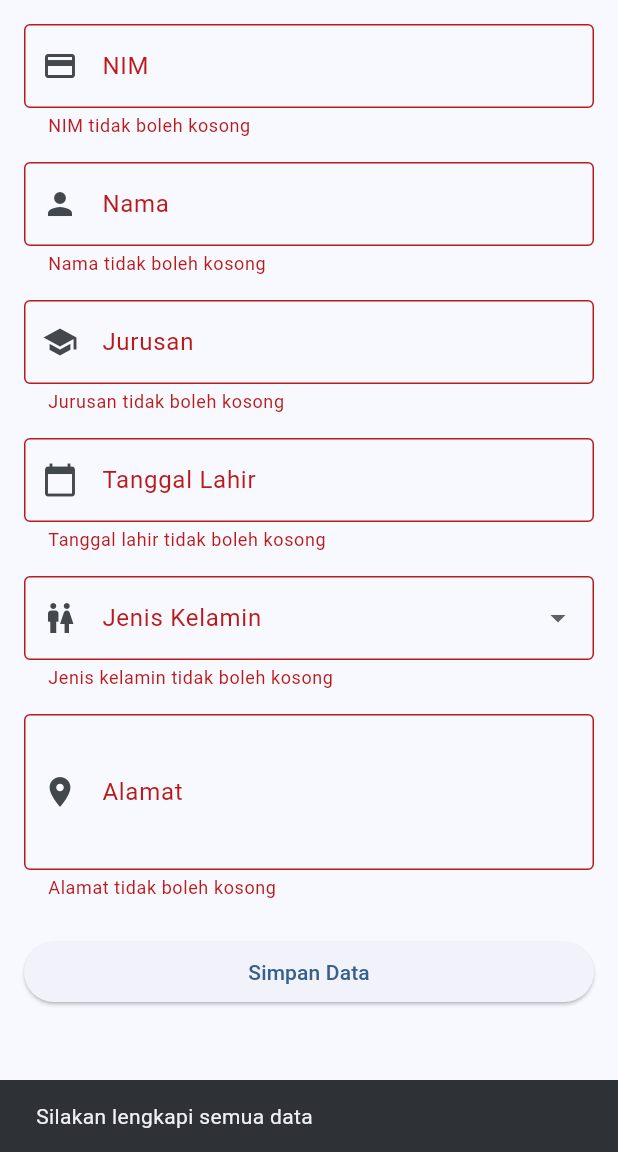
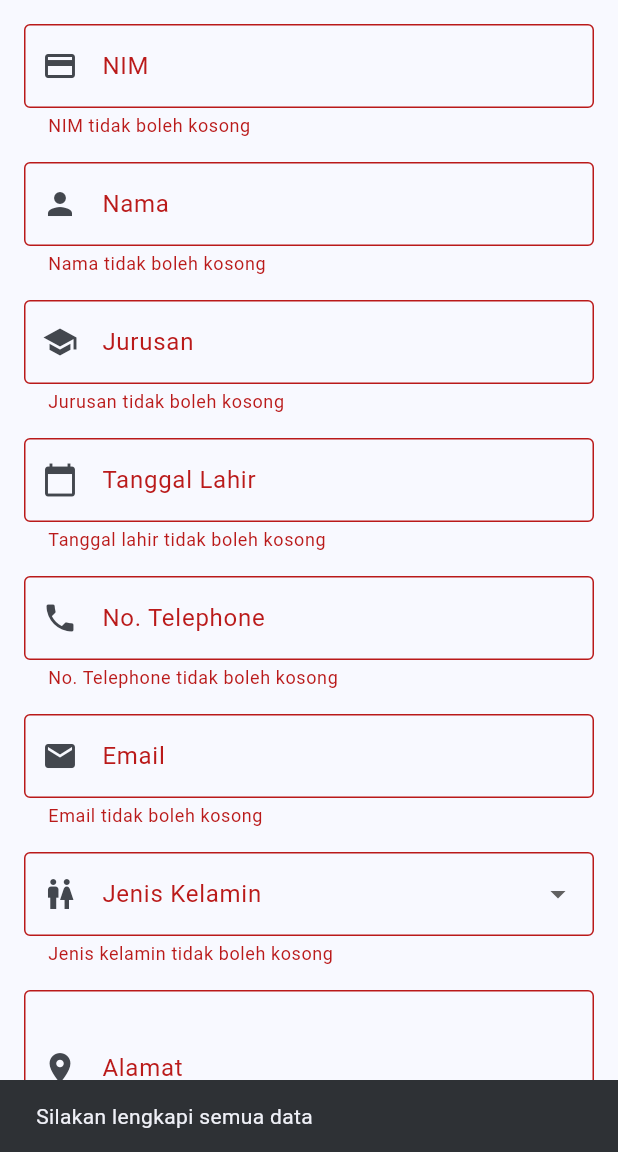
Before and after one commit to panjiarif/mahasiswa_app, a Flutter app: the InputDataPage screen opened directly, after a tap on "Simpan Data", on a phone screen of 412 x 824 dp, the part 84-1236 px from its top. Run offline on Flutter 3.47's test engine with Material 3 defaults, Android fonts, the phone set to English and light mode, and no system bars; our stand-ins replace sqflite; accounts and stored records are empty.

Commit message:
menambahkan data no_tlp dan email

```diff
--- a/lib/models/mahasiswa.dart
+++ b/lib/models/mahasiswa.dart
@@ -4,6 +4,8 @@ class Mahasiswa {
   final String nama;
   final String jurusan;
   final DateTime tanggal_lahir;
+  final String no_telp;
+  final String email;
   final String jenis_kelamin;
   final String alamat;
 
@@ -13,6 +15,8 @@ class Mahasiswa {
     required this.nama,
     required this.jurusan,
     required this.tanggal_lahir,
+    required this.no_telp,
+    required this.email,
     required this.jenis_kelamin,
     required this.alamat,
   });
@@ -25,6 +29,8 @@ class Mahasiswa {
       nama: map['nama'],
       jurusan: map['jurusan'],
       tanggal_lahir: DateTime.parse(map['tanggal_lahir']),
+      no_telp: map['no_telp'],
+      email: map['email'],
       jenis_kelamin: map['jenis_kelamin'],
       alamat: map['alamat'],
     );
@@ -38,6 +44,8 @@ class Mahasiswa {
       'jurusan': jurusan,
       'tanggal_lahir': tanggal_lahir.toIso8601String(),
       'jenis_kelamin': jenis_kelamin,
+      'no_telp': no_telp,
+      'email': email,
       'alamat': alamat,
     };
   }
--- a/lib/pages/detail_data_page.dart
+++ b/lib/pages/detail_data_page.dart
@@ -17,7 +17,8 @@ class DetailPage extends StatelessWidget {
         backgroundColor: Colors.blue,
         foregroundColor: Colors.white,
       ),
-      body: Padding(
+      body: SingleChildScrollView(
+        child: Padding(
           padding: const EdgeInsets.all(16.0),
           child: Column(
             crossAxisAlignment: CrossAxisAlignment.start,
@@ -44,8 +45,11 @@ class DetailPage extends StatelessWidget {
               _buildDetailRow('Tanggal Lahir',
                   DateFormat('dd MMMM yyyy').format(mahasiswa.tanggal_lahir)),
               _buildDetailRow('Jenis Kelamin', mahasiswa.jenis_kelamin),
+              _buildDetailRow('No. Telephone', mahasiswa.no_telp),
+              _buildDetailRow('Email', mahasiswa.email),
               _buildDetailRow('Alamat', mahasiswa.alamat),
             ],
+          ),
         ),
       ),
     );
--- a/lib/pages/input_data_page.dart
+++ b/lib/pages/input_data_page.dart
@@ -16,6 +16,8 @@ class _InputDataPageState extends State<InputDataPage> {
   final TextEditingController _nimController = TextEditingController();
   final TextEditingController _namaController = TextEditingController();
   final TextEditingController _jurusanController = TextEditingController();
+  final TextEditingController _no_telpController = TextEditingController();
+  final TextEditingController _emailController = TextEditingController();
   final TextEditingController _alamatController = TextEditingController();
 
   DateTime? _selectedDate;
@@ -45,6 +47,8 @@ class _InputDataPageState extends State<InputDataPage> {
         nama: _namaController.text,
         jurusan: _jurusanController.text,
         tanggal_lahir: _selectedDate!,
+        no_telp: _no_telpController.text,
+        email: _emailController.text,
         jenis_kelamin: _selectedJenisKelamin!,
         alamat: _alamatController.text,
       );
@@ -60,6 +64,8 @@ class _InputDataPageState extends State<InputDataPage> {
       _nimController.clear();
       _namaController.clear();
       _jurusanController.clear();
+      _no_telpController.clear();
+      _emailController.clear();
       _alamatController.clear();
       setState(() {
         _selectedDate = null;
@@ -148,6 +154,36 @@ class _InputDataPageState extends State<InputDataPage> {
                 ),
               ),
               const SizedBox(height: 16),
+              TextFormField(
+                controller: _no_telpController,
+                decoration: const InputDecoration(
+                  labelText: 'No. Telephone',
+                  border: OutlineInputBorder(),
+                  prefixIcon: Icon(Icons.phone),
+                ),
+                validator: (value) {
+                  if (value == null || value.isEmpty)
+                    return 'No. Telephone tidak boleh kosong';
+                  return null;
+                },
+              ),
+              const SizedBox(height: 16),
+              TextFormField(
+                controller: _emailController,
+                decoration: const InputDecoration(
+                  labelText: 'Email',
+                  border: OutlineInputBorder(),
+                  prefixIcon: Icon(Icons.email),
+                ),
+                validator: (value) {
+                  if (value == null || value.isEmpty)
+                    return 'Email tidak boleh kosong';
+                  else if (!value.contains('@') || !value.contains('.'))
+                    return 'Format email salah';
+                  return null;
+                },
+              ),
+              const SizedBox(height: 16),
               DropdownButtonFormField<String>(
                 value: _selectedJenisKelamin,
                 decoration: const InputDecoration(
--- a/lib/services/database_helper.dart
+++ b/lib/services/database_helper.dart
@@ -34,6 +34,8 @@ class DatabaseHelper {
         nama TEXT,
         jurusan TEXT,
         tanggal_lahir TEXT,
+        no_telp TEXT,
+        email TEXT,
         jenis_kelamin TEXT,
         alamat TEXT
       )
```
Also changed, not shown: lib/pages/edit_data_page.dart (+34 -0 lines), lib/pages/view_data_page.dart (+0 -11 lines). Lines whose indentation alone changed are shown as unchanged.
